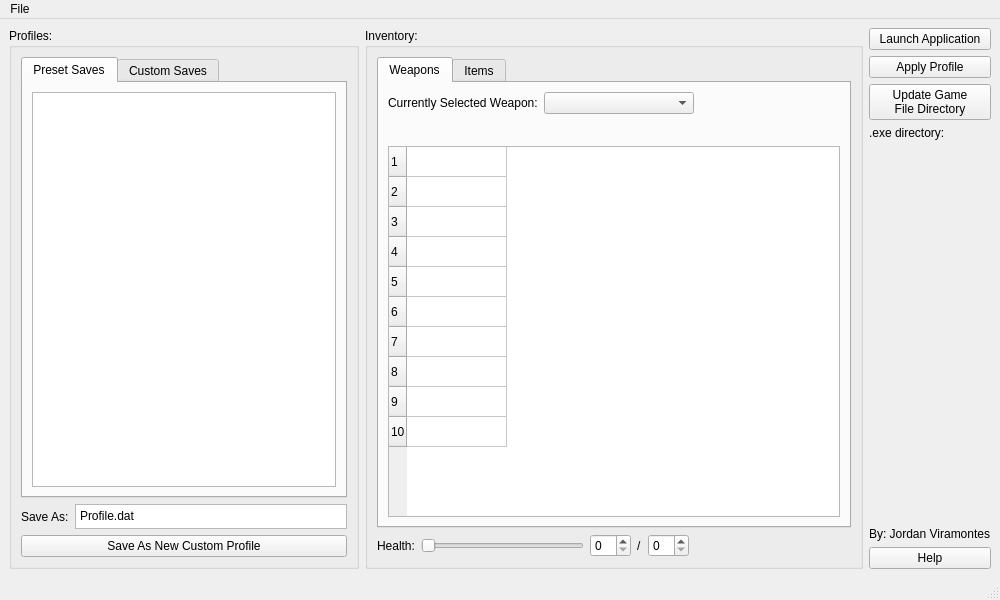
Before: the Qt Designer form mainwindow.ui in JordanViramontes/Cave-Story-Profile-Manager, drawn with Qt 5.
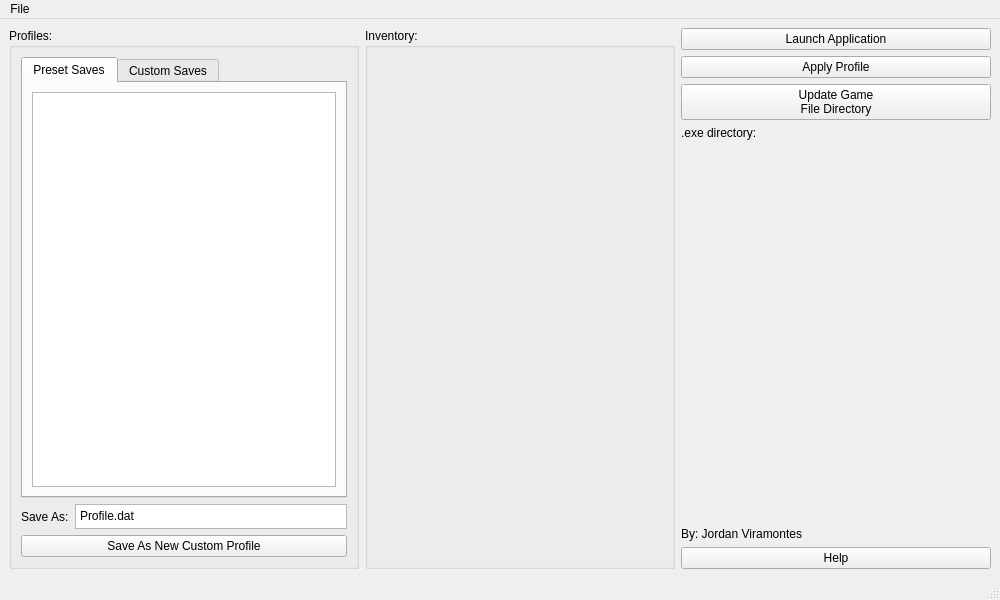
After: the same form once the commit is applied. Custom widgets are drawn as their Qt base class.

Commit message: refactored inventory into its own class

What changed in the file:
```diff
--- a/mainwindow.ui
+++ b/mainwindow.ui
@@ -184,219 +184,7 @@
         </property>
         <layout class="QGridLayout" name="gridLayout_3">
          <item row="0" column="0">
-          <widget class="QTabWidget" name="inventoryTabs">
-           <property name="currentIndex">
-            <number>0</number>
-           </property>
-           <widget class="QWidget" name="weaponsTab">
-            <attribute name="title">
-             <string>Weapons</string>
-            </attribute>
-            <layout class="QGridLayout" name="gridLayout_7">
-             <item row="0" column="0">
-              <layout class="QVBoxLayout" name="weaponsVLayout_3">
-               <item>
-                <layout class="QHBoxLayout" name="selectedWeaponHLayout">
-                 <item>
-                  <widget class="QLabel" name="selectedWeaponLabel">
-                   <property name="text">
-                    <string>Currently Selected Weapon:</string>
-                   </property>
-                  </widget>
-                 </item>
-                 <item>
-                  <widget class="QComboBox" name="selectedWeaponCombo">
-                   <property name="minimumSize">
-                    <size>
-                     <width>150</width>
-                     <height>0</height>
-                    </size>
-                   </property>
-                  </widget>
-                 </item>
-                 <item>
-                  <spacer name="horizontalSpacer">
-                   <property name="orientation">
-                    <enum>Qt::Orientation::Horizontal</enum>
-                   </property>
-                   <property name="sizeHint" stdset="0">
-                    <size>
-                     <width>40</width>
-                     <height>20</height>
-                    </size>
-                   </property>
-                  </spacer>
-                 </item>
-                </layout>
-               </item>
-               <item>
-                <layout class="QHBoxLayout" name="horizontalLayout">
-                 <item>
-                  <spacer name="horizontalSpacer_3">
-                   <property name="orientation">
-                    <enum>Qt::Orientation::Horizontal</enum>
-                   </property>
-                   <property name="sizeHint" stdset="0">
-                    <size>
-                     <width>40</width>
-                     <height>20</height>
-                    </size>
-                   </property>
-                  </spacer>
-                 </item>
-                 <item>
-                  <widget class="QWeaponOrderTable" name="weaponOrderTable" native="true"/>
-                 </item>
-                 <item>
-                  <spacer name="horizontalSpacer_2">
-                   <property name="orientation">
-                    <enum>Qt::Orientation::Horizontal</enum>
-                   </property>
-                   <property name="sizeHint" stdset="0">
-                    <size>
-                     <width>40</width>
-                     <height>20</height>
-                    </size>
-                   </property>
-                  </spacer>
-                 </item>
-                </layout>
-               </item>
-               <item>
-                <widget class="QWeaponTableWidget" name="weaponsTable">
-                 <property name="frameShape">
-                  <enum>QFrame::Shape::StyledPanel</enum>
-                 </property>
-                 <property name="horizontalScrollBarPolicy">
-                  <enum>Qt::ScrollBarPolicy::ScrollBarAsNeeded</enum>
-                 </property>
-                 <property name="sizeAdjustPolicy">
-                  <enum>QAbstractScrollArea::SizeAdjustPolicy::AdjustIgnored</enum>
-                 </property>
-                 <property name="editTriggers">
-                  <set>QAbstractItemView::EditTrigger::NoEditTriggers</set>
-                 </property>
-                 <property name="dragEnabled">
-                  <bool>true</bool>
-                 </property>
-                 <property name="dragDropOverwriteMode">
-                  <bool>false</bool>
-                 </property>
-                 <property name="dragDropMode">
-                  <enum>QAbstractItemView::DragDropMode::InternalMove</enum>
-                 </property>
-                 <property name="defaultDropAction">
-                  <enum>Qt::DropAction::MoveAction</enum>
-                 </property>
-                 <property name="alternatingRowColors">
-                  <bool>false</bool>
-                 </property>
-                 <property name="selectionMode">
-                  <enum>QAbstractItemView::SelectionMode::SingleSelection</enum>
-                 </property>
-                 <property name="selectionBehavior">
-                  <enum>QAbstractItemView::SelectionBehavior::SelectRows</enum>
-                 </property>
-                 <property name="verticalScrollMode">
-                  <enum>QAbstractItemView::ScrollMode::ScrollPerPixel</enum>
-                 </property>
-                 <property name="rowCount">
-                  <number>10</number>
-                 </property>
-                 <property name="columnCount">
-                  <number>1</number>
-                 </property>
-                 <attribute name="horizontalHeaderVisible">
-                  <bool>false</bool>
-                 </attribute>
-                 <attribute name="horizontalHeaderHighlightSections">
-                  <bool>true</bool>
-                 </attribute>
-                 <attribute name="verticalHeaderVisible">
-                  <bool>true</bool>
-                 </attribute>
-                 <row/>
-                 <row/>
-                 <row/>
-                 <row/>
-                 <row/>
-                 <row/>
-                 <row/>
-                 <row/>
-                 <row/>
-                 <row/>
-                 <column/>
-                </widget>
-               </item>
-               <item>
-                <layout class="QVBoxLayout" name="weaponsEtcVLayout"/>
-               </item>
-              </layout>
-             </item>
-            </layout>
-           </widget>
-           <widget class="QWidget" name="itemsTab">
-            <attribute name="title">
-             <string>Items</string>
-            </attribute>
-            <layout class="QGridLayout" name="gridLayout_6">
-             <item row="0" column="0">
-              <widget class="QLabel" name="label">
-               <property name="text">
-                <string>In Development!</string>
-               </property>
-               <property name="alignment">
-                <set>Qt::AlignmentFlag::AlignCenter</set>
-               </property>
-              </widget>
-             </item>
-            </layout>
-           </widget>
-          </widget>
-         </item>
-         <item row="1" column="0">
-          <layout class="QGridLayout" name="healthGrBox">
-           <item row="0" column="1">
-            <widget class="QSlider" name="healthSlider">
-             <property name="orientation">
-              <enum>Qt::Orientation::Horizontal</enum>
-             </property>
-            </widget>
-           </item>
-           <item row="0" column="0">
-            <widget class="QLabel" name="label_2">
-             <property name="text">
-              <string>Health:</string>
-             </property>
-            </widget>
-           </item>
-           <item row="0" column="2">
-            <widget class="QSpinBox" name="healthSpinBox"/>
-           </item>
-           <item row="0" column="4">
-            <widget class="QSpinBox" name="maxHealthSpinBox"/>
-           </item>
-           <item row="0" column="3">
-            <widget class="QLabel" name="label_3">
-             <property name="text">
-              <string>/</string>
-             </property>
-            </widget>
-           </item>
-           <item row="0" column="5">
-            <spacer name="horizontalSpacer_4">
-             <property name="orientation">
-              <enum>Qt::Orientation::Horizontal</enum>
-             </property>
-             <property name="sizeHint" stdset="0">
-              <size>
-               <width>40</width>
-               <height>20</height>
-              </size>
-             </property>
-            </spacer>
-           </item>
-          </layout>
+          <widget class="QInventory" name="widget" native="true"/>
          </item>
         </layout>
        </widget>
@@ -511,22 +299,17 @@
   <widget class="QStatusBar" name="statusbar"/>
  </widget>
  <customwidgets>
-  <customwidget>
-   <class>QWeaponTableWidget</class>
-   <extends>QTableWidget</extends>
-   <header>qweapontablewidget.h</header>
-  </customwidget>
-  <customwidget>
-   <class>QWeaponOrderTable</class>
-   <extends>QWidget</extends>
-   <header location="global">qweaponordertable.h</header>
-   <container>1</container>
-  </customwidget>
   <customwidget>
    <class>QProfileViewTree</class>
    <extends>QTreeView</extends>
    <header>qprofileviewtree.h</header>
   </customwidget>
+  <customwidget>
+   <class>QInventory</class>
+   <extends>QWidget</extends>
+   <header>qinventory.h</header>
+   <container>1</container>
+  </customwidget>
  </customwidgets>
  <resources/>
  <connections/>
```
The commit also changes 7 other files.
